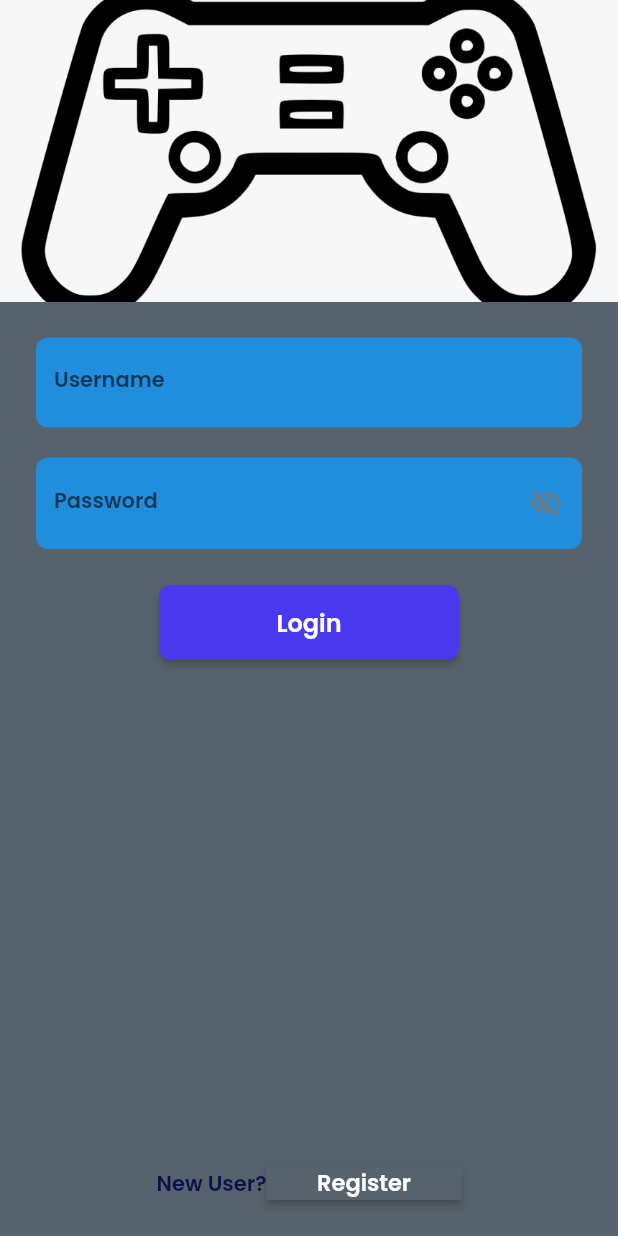
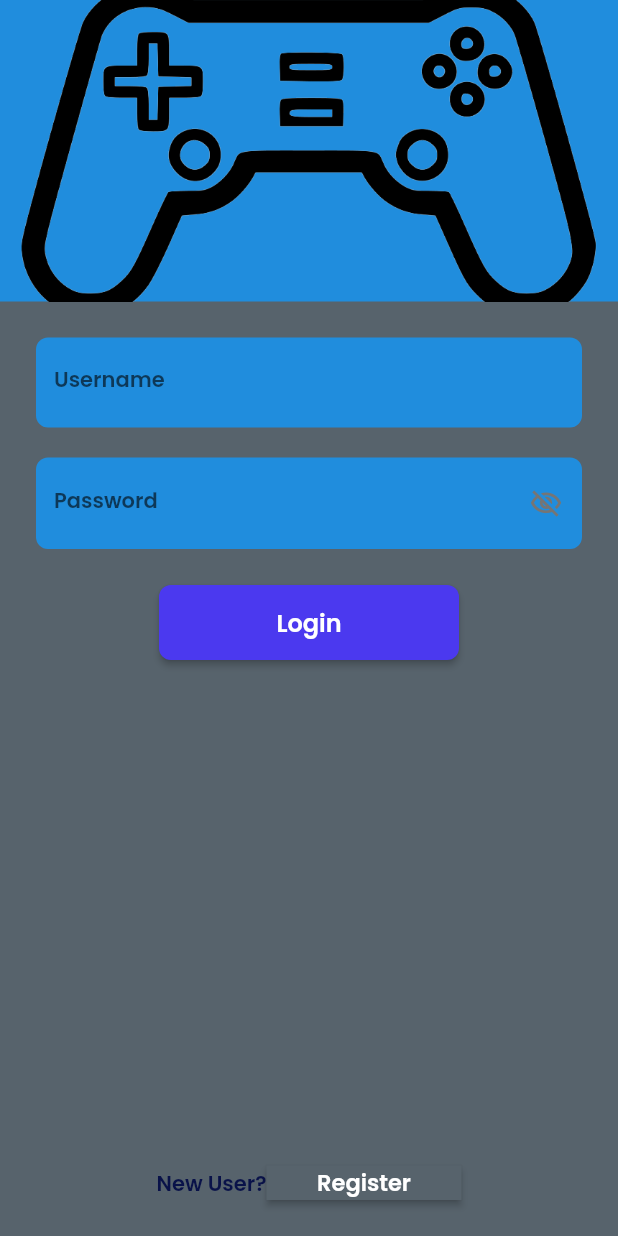
Before and after one commit to kyriakosgeorgiades/flutterMobile, a Flutter app: the LoginWidget screen opened by its route, on a phone screen of 412 x 824 dp. Run offline on Flutter 3.47's test engine with Material 2 defaults, Android fonts, the phone set to English and light mode, and no system bars; drawn by our look-alikes of auto_size_text; our stand-ins replace flutter_secure_storage, font_awesome_flutter, google_fonts, page_transition, shared_preferences, timeago; missing offline and left inert: json_path; accounts and stored records are empty.

Commit message:
LOGIN FUNCTION
The login page works with error messages and navigation when logged in. Store a JWT and using providers to use the ID of the user over all the pages.

```diff
--- a/lib/flutter_flow/flutter_flow_widgets.dart
+++ b/lib/flutter_flow/flutter_flow_widgets.dart
@@ -1,3 +1,4 @@
+import 'package:flutter_riverpod/src/consumer.dart';
 import 'package:font_awesome_flutter/font_awesome_flutter.dart';
 import 'package:flutter/material.dart';
 import 'package:auto_size_text/auto_size_text.dart';
@@ -45,6 +46,7 @@ class FFButtonWidget extends StatefulWidget {
     this.iconData,
     @required this.options,
     this.showLoadingIndicator = true,
+    Consumer child,
   }) : super(key: key);
 
   final String text;
--- /dev/null
+++ b/lib/loading.dart
@@ -0,0 +1,39 @@
+import 'package:flutter/material.dart';
+
+class ProgressHUD extends StatelessWidget {
+  final Widget child;
+  final bool inAsyncCall;
+  final double opacity;
+  final Color color;
+  final Animation<Color> valueColor;
+
+  ProgressHUD({
+    Key key,
+    @required this.child,
+    @required this.inAsyncCall,
+    this.opacity = 0.3,
+    this.color = Colors.grey,
+    this.valueColor,
+  }) : super(key: key);
+
+  @override
+  Widget build(BuildContext context) {
+    List<Widget> widgetList = [];
+    widgetList.add(child);
+    if (inAsyncCall) {
+      final modal = new Stack(
+        children: [
+          new Opacity(
+            opacity: opacity,
+            child: ModalBarrier(dismissible: false, color: Colors.black),
+          ),
+          new Center(child: new CircularProgressIndicator()),
+        ],
+      );
+      widgetList.add(modal);
+    }
+    return Stack(
+      children: widgetList,
+    );
+  }
+}
--- a/lib/routes/home_page.dart
+++ b/lib/routes/home_page.dart
@@ -1,8 +1,6 @@
 import '../flutter_flow/flutter_flow_theme.dart';
-import '../flutter_flow/flutter_flow_util.dart';
 import '../flutter_flow/flutter_flow_widgets.dart';
 import 'package:flutter/material.dart';
-import 'package:google_fonts/google_fonts.dart';
 
 class HomePageWidget extends StatefulWidget {
   const HomePageWidget({Key key}) : super(key: key);
@@ -31,7 +29,7 @@ class _HomePageWidgetState extends State<HomePageWidget> {
                 crossAxisAlignment: CrossAxisAlignment.center,
                 children: [
                   Image.asset(
-                    'assets/images/logos_console.png',
+                    'assets/images/Kyriakos.png',
                     width: 300,
                     height: 200,
                     fit: BoxFit.cover,
@@ -50,7 +48,7 @@ class _HomePageWidgetState extends State<HomePageWidget> {
                         print('Button pressed ...');
                         Navigator.of(context).pushNamed('/games');
                       },
-                      text: 'Games TEST',
+                      text: 'Games',
                       options: FFButtonOptions(
                         width: 270,
                         height: 50,
--- a/lib/routes/login_page.dart
+++ b/lib/routes/login_page.dart
@@ -1,6 +1,10 @@
+import 'package:georgiadek_sem2_flutter/states/user.dart';
 import '../flutter_flow/flutter_flow_theme.dart';
 import '../flutter_flow/flutter_flow_widgets.dart';
 import 'package:flutter/material.dart';
+import 'package:provider/provider.dart';
+
+import '../loading.dart';
 
 class LoginWidget extends StatefulWidget {
   const LoginWidget({Key key}) : super(key: key);
@@ -13,7 +17,25 @@ class _LoginWidgetState extends State<LoginWidget> {
   TextEditingController textController1;
   TextEditingController textController2;
   bool passwordVisibility;
+
   final scaffoldKey = GlobalKey<ScaffoldState>();
+  bool isApiResponse = false;
+
+  loginUser(String username, String password, BuildContext context) async {
+    CurrentUser _currentUser = Provider.of<CurrentUser>(context, listen: false);
+
+    try {
+      if (await _currentUser.loginUser(username, password)) {
+        Navigator.of(context).pushNamed('/games');
+      } else {
+        return ScaffoldMessenger.of(context).showSnackBar(SnackBar(
+            content: Text("Wrong credentials"),
+            duration: Duration(seconds: 2)));
+      }
+    } catch (e) {
+      print(e);
+    }
+  }
 
   @override
   void initState() {
@@ -25,6 +47,14 @@ class _LoginWidgetState extends State<LoginWidget> {
 
   @override
   Widget build(BuildContext context) {
+    return ProgressHUD(
+      child: _uiLogin(context),
+      inAsyncCall: isApiResponse,
+      opacity: 0.3,
+    );
+  }
+
+  Widget _uiLogin(BuildContext context) {
     return Scaffold(
       key: scaffoldKey,
       backgroundColor: FlutterFlowTheme.of(context).secondaryText,
@@ -40,11 +70,11 @@ class _LoginWidgetState extends State<LoginWidget> {
                   width: MediaQuery.of(context).size.width,
                   height: 201,
                   decoration: BoxDecoration(
-                    color: Colors.black,
+                    color: Color(0xFF208DDD),
                     image: DecorationImage(
                       fit: BoxFit.cover,
                       image: Image.asset(
-                        'assets/images/logos_console.png',
+                        'assets/images/Kyriakos.png',
                       ).image,
                     ),
                   ),
@@ -61,6 +91,10 @@ class _LoginWidgetState extends State<LoginWidget> {
                     Expanded(
                       child: Padding(
                         padding: EdgeInsetsDirectional.fromSTEB(24, 0, 24, 24),
+                        child: CustomScrollView(
+                          slivers: [
+                            SliverFillRemaining(
+                              hasScrollBody: false,
                               child: Column(
                                 mainAxisSize: MainAxisSize.max,
                                 children: [
@@ -86,11 +120,12 @@ class _LoginWidgetState extends State<LoginWidget> {
                                       filled: true,
                                       fillColor: Color(0xFF208DDD),
                                     ),
-                              style: FlutterFlowTheme.of(context).bodyText1,
+                                    style:
+                                        FlutterFlowTheme.of(context).bodyText1,
                                   ),
                                   Padding(
-                              padding:
-                                  EdgeInsetsDirectional.fromSTEB(0, 20, 0, 0),
+                                    padding: EdgeInsetsDirectional.fromSTEB(
+                                        0, 20, 0, 0),
                                     child: TextFormField(
                                       controller: textController2,
                                       obscureText: !passwordVisibility,
@@ -102,14 +137,16 @@ class _LoginWidgetState extends State<LoginWidget> {
                                             color: Color(0x00000000),
                                             width: 2,
                                           ),
-                                    borderRadius: BorderRadius.circular(8),
+                                          borderRadius:
+                                              BorderRadius.circular(8),
                                         ),
                                         focusedBorder: OutlineInputBorder(
                                           borderSide: BorderSide(
                                             color: Color(0x00000000),
                                             width: 2,
                                           ),
-                                    borderRadius: BorderRadius.circular(8),
+                                          borderRadius:
+                                              BorderRadius.circular(8),
                                         ),
                                         filled: true,
                                         fillColor: Color(0xFF208DDD),
@@ -127,22 +164,31 @@ class _LoginWidgetState extends State<LoginWidget> {
                                           ),
                                         ),
                                       ),
-                                style: FlutterFlowTheme.of(context).bodyText1,
+                                      style: FlutterFlowTheme.of(context)
+                                          .bodyText1,
                                     ),
                                   ),
                                   Padding(
-                              padding:
-                                  EdgeInsetsDirectional.fromSTEB(0, 24, 0, 0),
+                                    padding: EdgeInsetsDirectional.fromSTEB(
+                                        0, 24, 0, 0),
                                     child: FFButtonWidget(
                                       onPressed: () {
+                                        setState(() {
+                                          isApiResponse = true;
+                                        });
+                                        loginUser(textController1.text,
+                                            textController2.text, context);
+                                        print("I AM CONTEXT");
+                                        print(context);
+
                                         print('Button pressed ...');
                                       },
                                       text: 'Login',
                                       options: FFButtonOptions(
                                         width: 200,
                                         height: 50,
-                                  color:
-                                      FlutterFlowTheme.of(context).primaryColor,
+                                        color: FlutterFlowTheme.of(context)
+                                            .primaryColor,
                                         textStyle: FlutterFlowTheme.of(context)
                                             .subtitle2
                                             .override(
@@ -161,13 +207,15 @@ class _LoginWidgetState extends State<LoginWidget> {
                                   Expanded(
                                     child: Row(
                                       mainAxisSize: MainAxisSize.max,
-                                mainAxisAlignment: MainAxisAlignment.center,
-                                crossAxisAlignment: CrossAxisAlignment.end,
+                                      mainAxisAlignment:
+                                          MainAxisAlignment.center,
+                                      crossAxisAlignment:
+                                          CrossAxisAlignment.end,
                                       children: [
                                         Text(
                                           'New User?',
-                                    style:
-                                        FlutterFlowTheme.of(context).bodyText1,
+                                          style: FlutterFlowTheme.of(context)
+                                              .bodyText1,
                                         ),
                                         FFButtonWidget(
                                           onPressed: () {
@@ -180,7 +228,8 @@ class _LoginWidgetState extends State<LoginWidget> {
                                             height: 23,
                                             color: FlutterFlowTheme.of(context)
                                                 .secondaryText,
-                                      textStyle: FlutterFlowTheme.of(context)
+                                            textStyle:
+                                                FlutterFlowTheme.of(context)
                                                     .subtitle2
                                                     .override(
                                                       fontFamily: 'Poppins',
@@ -191,6 +240,9 @@ class _LoginWidgetState extends State<LoginWidget> {
                                               width: 1,
                                             ),
                                             borderRadius: 0,
+                                          ),
+                                        ),
+                                      ],
                                     ),
                                   ),
                                 ],
--- a/lib/routes/register_page.dart
+++ b/lib/routes/register_page.dart
@@ -1,8 +1,6 @@
 import '../flutter_flow/flutter_flow_theme.dart';
-import '../flutter_flow/flutter_flow_util.dart';
 import '../flutter_flow/flutter_flow_widgets.dart';
 import 'package:flutter/material.dart';
-import 'package:google_fonts/google_fonts.dart';
 
 class RegisterWidget extends StatefulWidget {
   const RegisterWidget({Key key}) : super(key: key);
@@ -50,7 +48,7 @@ class _RegisterWidgetState extends State<RegisterWidget> {
                     image: DecorationImage(
                       fit: BoxFit.cover,
                       image: Image.asset(
-                        'assets/images/logos_console.png',
+                        'assets/images/Kyriakos.png',
                       ).image,
                     ),
                   ),
--- a/lib/routes/singleGame_page.dart
+++ b/lib/routes/singleGame_page.dart
@@ -1,8 +1,6 @@
 import '../flutter_flow/flutter_flow_theme.dart';
-import '../flutter_flow/flutter_flow_util.dart';
 import '../flutter_flow/flutter_flow_widgets.dart';
 import 'package:flutter/material.dart';
-import 'package:google_fonts/google_fonts.dart';
 
 class SingleGameVeiwWidget extends StatefulWidget {
   const SingleGameVeiwWidget({Key key}) : super(key: key);
--- a/pubspec.yaml
+++ b/pubspec.yaml
@@ -19,6 +19,7 @@ version: 1.0.0+1
 
 environment:
   sdk: ">=2.7.0 <3.0.0"
+  flutter: ">=2.0.0"
 
 dependencies:
   flutter:
@@ -35,11 +36,14 @@ dependencies:
   shared_preferences: 2.0.11
   timeago: 3.1.0
   url_launcher: 6.0.15
+  flutter_secure_storage: ^5.0.2
 
 
   # The following adds the Cupertino Icons font to your application.
   # Use with the CupertinoIcons class for iOS style icons.
   cupertino_icons: ^1.0.0
+  provider: ^6.0.2
+  flutter_riverpod: ^2.0.0-dev.4
 
 dev_dependencies:
 
```
Also changed, not shown: lib/apiCalls.dart (added, +19 -0 lines), lib/main.dart (+6 -1 lines), lib/routes/addGame_page.dart (added, +265 -0 lines), lib/routes/games_page.dart (+50 -18 lines), lib/states/user.dart (added, +62 -0 lines), assets/images/Kyriakos.png (added), assets/images/games.webp (deleted), assets/images/logos_console.png (deleted), pubspec.lock. Lines whose indentation alone changed are shown as unchanged.
